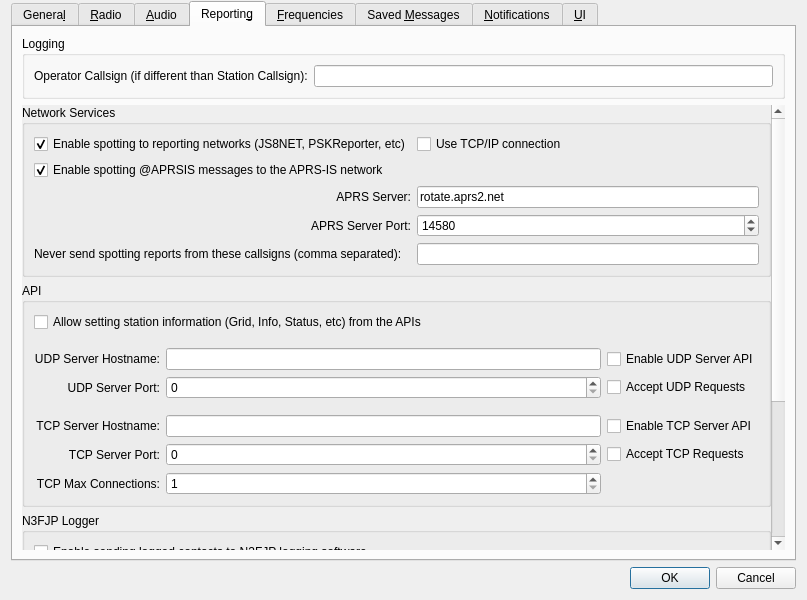
Before: the Qt Designer form Configuration.ui in bazineta/js8call, drawn with Qt 5.
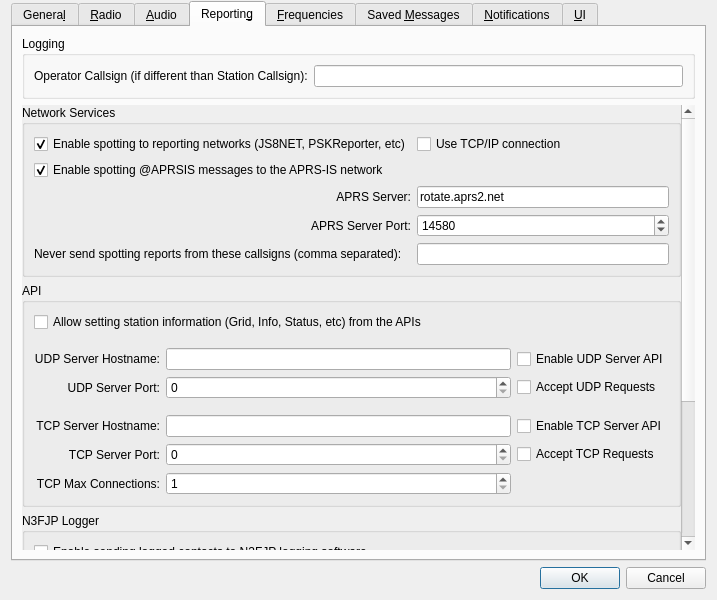
After: the same form once the commit is applied. Custom widgets are drawn as their Qt base class.

Commit message: Config width reduction

```diff
--- a/Configuration.ui
+++ b/Configuration.ui
@@ -6,7 +6,7 @@
    <rect>
     <x>0</x>
     <y>0</y>
-    <width>807</width>
+    <width>717</width>
     <height>600</height>
    </rect>
   </property>
@@ -2196,7 +2196,7 @@
            <rect>
             <x>0</x>
             <y>0</y>
-            <width>737</width>
+            <width>647</width>
             <height>722</height>
            </rect>
           </property>
```
Left out of the diff: 12 changed lines with no effect on the pictures.
